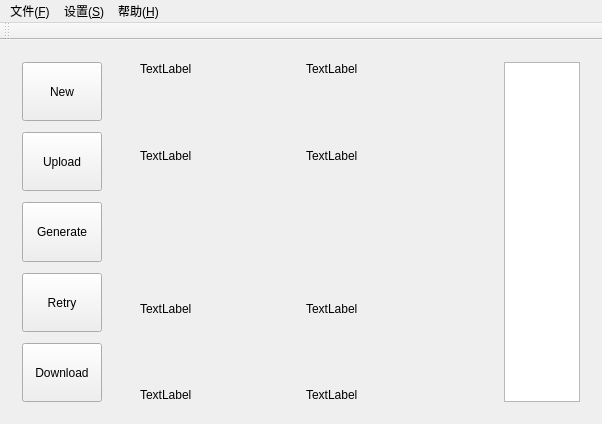
The window that NKUexperimenter/NKUexperimenter.ui (ghost233lism/NKUcpp-pyhsics-experiments-images-programming-based-on-opencv) describes before a commit, drawn with Qt 5.
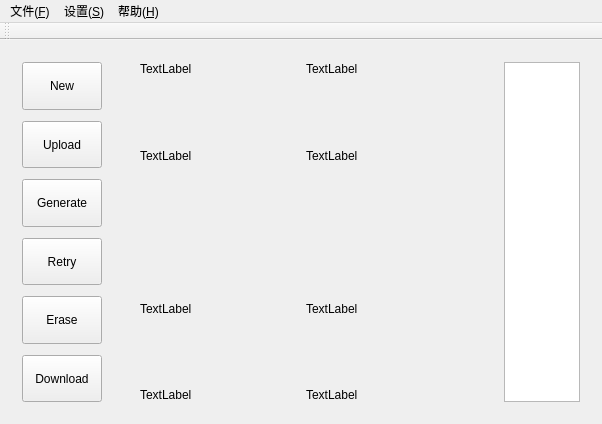
The same window after the commit.

Commit message: 实现了retry和erase功能

```diff
--- a/NKUexperimenter/NKUexperimenter.ui
+++ b/NKUexperimenter/NKUexperimenter.ui
@@ -143,6 +143,32 @@
          </property>
         </spacer>
        </item>
+       <item>
+        <widget class="QPushButton" name="buttonErase">
+         <property name="sizePolicy">
+          <sizepolicy hsizetype="Expanding" vsizetype="Expanding">
+           <horstretch>1</horstretch>
+           <verstretch>1</verstretch>
+          </sizepolicy>
+         </property>
+         <property name="text">
+          <string>Erase</string>
+         </property>
+        </widget>
+       </item>
+       <item>
+        <spacer name="verticalSpacer_5">
+         <property name="orientation">
+          <enum>Qt::Vertical</enum>
+         </property>
+         <property name="sizeHint" stdset="0">
+          <size>
+           <width>20</width>
+           <height>5</height>
+          </size>
+         </property>
+        </spacer>
+       </item>
        <item>
         <widget class="QPushButton" name="buttonDownload">
          <property name="sizePolicy">
```
The commit also changes 41 other files.
